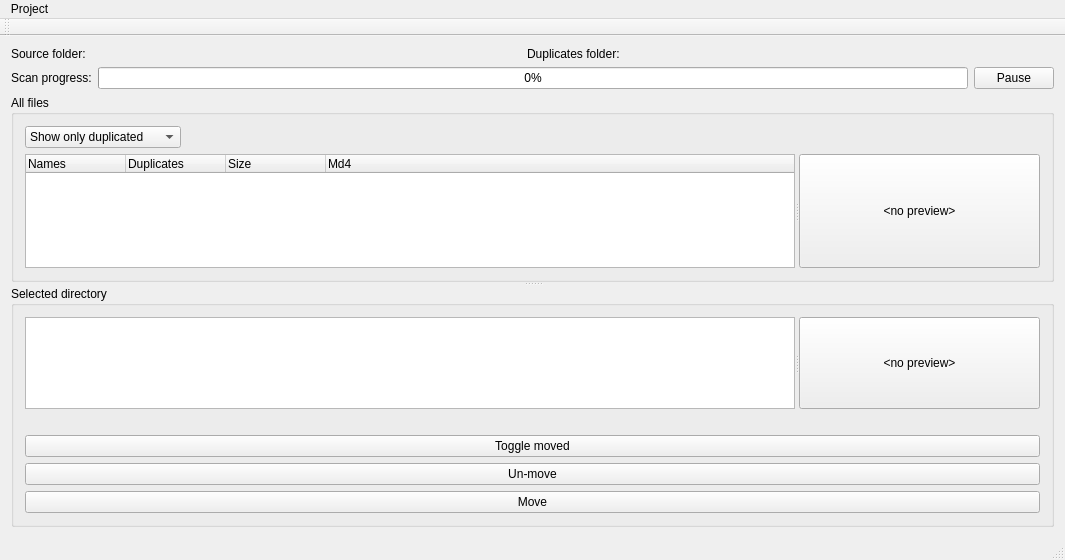
Old version of the form dude/MainWindow.ui in the repository westerhofffl/vcard-editor.
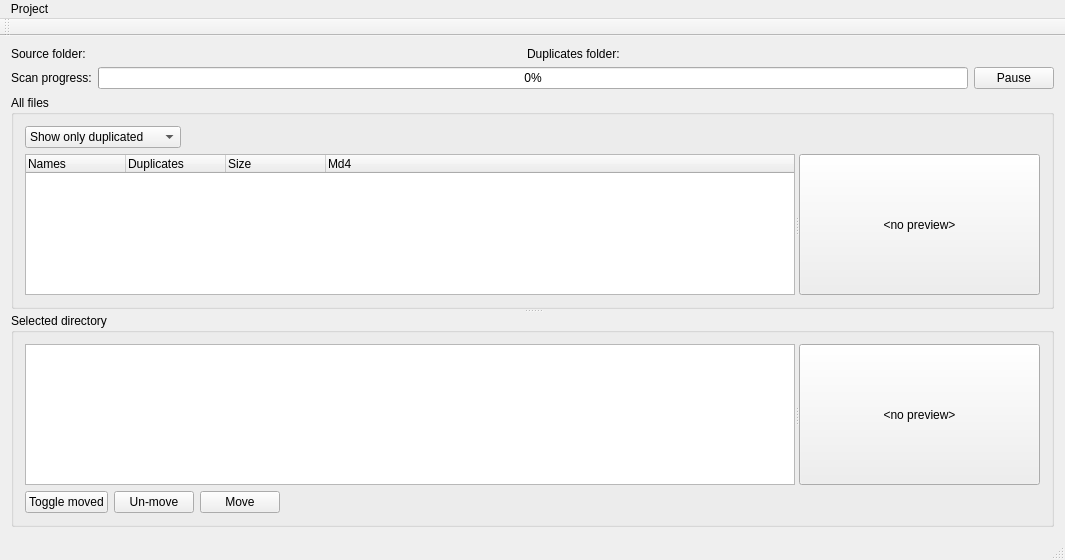
New version of the form.

What changed in the file:
```diff
--- a/dude/MainWindow.ui
+++ b/dude/MainWindow.ui
@@ -217,8 +217,8 @@
        <property name="title">
         <string>Selected directory</string>
        </property>
-       <layout class="QVBoxLayout" name="verticalLayout_2">
-        <item>
+       <layout class="QGridLayout" name="gridLayout_2">
+        <item row="0" column="0" colspan="4">
          <widget class="QSplitter" name="splitter_2">
           <property name="orientation">
            <enum>Qt::Horizontal</enum>
@@ -235,7 +235,28 @@
           </widget>
          </widget>
         </item>
-        <item>
+        <item row="1" column="0">
+         <widget class="QPushButton" name="toggleMoveButton">
+          <property name="text">
+           <string>Toggle moved</string>
+          </property>
+         </widget>
+        </item>
+        <item row="1" column="1">
+         <widget class="QPushButton" name="unmoveButton">
+          <property name="text">
+           <string>Un-move</string>
+          </property>
+         </widget>
+        </item>
+        <item row="1" column="2">
+         <widget class="QPushButton" name="moveButton">
+          <property name="text">
+           <string>Move</string>
+          </property>
+         </widget>
+        </item>
+        <item row="1" column="3">
          <spacer name="horizontalSpacer_2">
           <property name="orientation">
            <enum>Qt::Horizontal</enum>
@@ -248,27 +269,6 @@
           </property>
          </spacer>
         </item>
-        <item>
-         <widget class="QPushButton" name="toggleMoveButton">
-          <property name="text">
-           <string>Toggle moved</string>
-          </property>
-         </widget>
-        </item>
-        <item>
-         <widget class="QPushButton" name="unmoveButton">
-          <property name="text">
-           <string>Un-move</string>
-          </property>
-         </widget>
-        </item>
-        <item>
-         <widget class="QPushButton" name="moveButton">
-          <property name="text">
-           <string>Move</string>
-          </property>
-         </widget>
-        </item>
        </layout>
       </widget>
      </widget>
```
